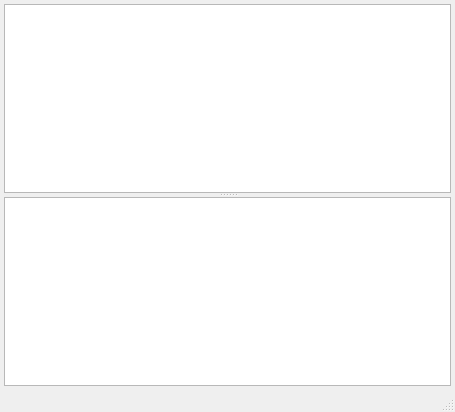
Above: plugins/JavaScript/JavaScript.ui from NeutrinoToolkit/Neutrino before the change. Below: the same form after it.
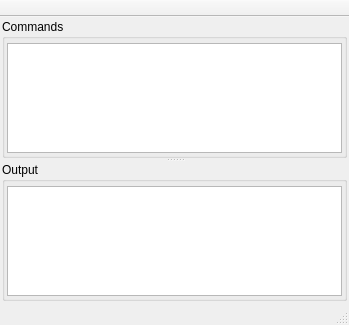
That is the form after the change.

What changed in the file:
```diff
--- a/plugins/JavaScript/JavaScript.ui
+++ b/plugins/JavaScript/JavaScript.ui
@@ -6,8 +6,8 @@
    <rect>
     <x>0</x>
     <y>0</y>
-    <width>455</width>
-    <height>412</height>
+    <width>349</width>
+    <height>325</height>
    </rect>
   </property>
   <property name="windowTitle">
@@ -23,24 +23,42 @@
    <bool>true</bool>
   </property>
   <widget class="QWidget" name="centralwidget">
-   <layout class="QGridLayout" name="gridLayout">
+   <layout class="QGridLayout" name="gridLayout_3">
     <property name="leftMargin">
-     <number>4</number>
+     <number>2</number>
     </property>
     <property name="topMargin">
-     <number>4</number>
+     <number>2</number>
     </property>
     <property name="rightMargin">
-     <number>4</number>
+     <number>2</number>
     </property>
     <property name="bottomMargin">
-     <number>4</number>
+     <number>2</number>
     </property>
     <item row="0" column="0">
      <widget class="QSplitter" name="splitter">
       <property name="orientation">
        <enum>Qt::Vertical</enum>
       </property>
+      <widget class="QGroupBox" name="groupBox">
+       <property name="title">
+        <string>Commands</string>
+       </property>
+       <layout class="QGridLayout" name="gridLayout">
+        <property name="leftMargin">
+         <number>2</number>
+        </property>
+        <property name="topMargin">
+         <number>4</number>
+        </property>
+        <property name="rightMargin">
+         <number>2</number>
+        </property>
+        <property name="bottomMargin">
+         <number>2</number>
+        </property>
+        <item row="0" column="0">
       <widget class="QPlainTextEdit" name="command">
        <property name="font">
         <font>
@@ -51,6 +69,27 @@
         <bool>true</bool>
        </property>
       </widget>
+        </item>
+       </layout>
+      </widget>
+      <widget class="QGroupBox" name="groupBox_2">
+       <property name="title">
+        <string>Output</string>
+       </property>
+       <layout class="QGridLayout" name="gridLayout_2">
+        <property name="leftMargin">
+         <number>2</number>
+        </property>
+        <property name="topMargin">
+         <number>4</number>
+        </property>
+        <property name="rightMargin">
+         <number>2</number>
+        </property>
+        <property name="bottomMargin">
+         <number>2</number>
+        </property>
+        <item row="0" column="0">
       <widget class="QPlainTextEdit" name="output">
        <property name="font">
         <font>
@@ -64,6 +103,9 @@
         <bool>true</bool>
        </property>
       </widget>
+        </item>
+       </layout>
+      </widget>
      </widget>
     </item>
    </layout>
@@ -75,6 +117,23 @@
     </font>
    </property>
   </widget>
+  <widget class="QToolBar" name="toolBar">
+   <property name="windowTitle">
+    <string>toolBar</string>
+   </property>
+   <property name="movable">
+    <bool>false</bool>
+   </property>
+   <property name="floatable">
+    <bool>false</bool>
+   </property>
+   <attribute name="toolBarArea">
+    <enum>TopToolBarArea</enum>
+   </attribute>
+   <attribute name="toolBarBreak">
+    <bool>false</bool>
+   </attribute>
+  </widget>
  </widget>
  <resources/>
  <connections/>
```
Lines whose indentation alone changed are shown as unchanged.
